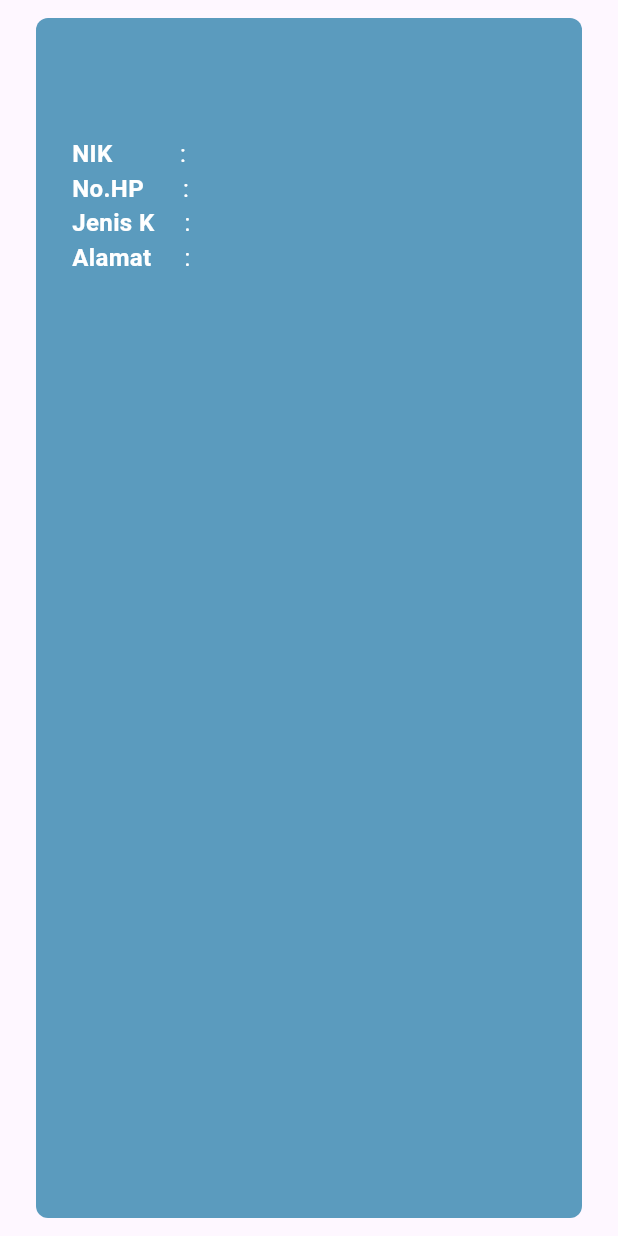
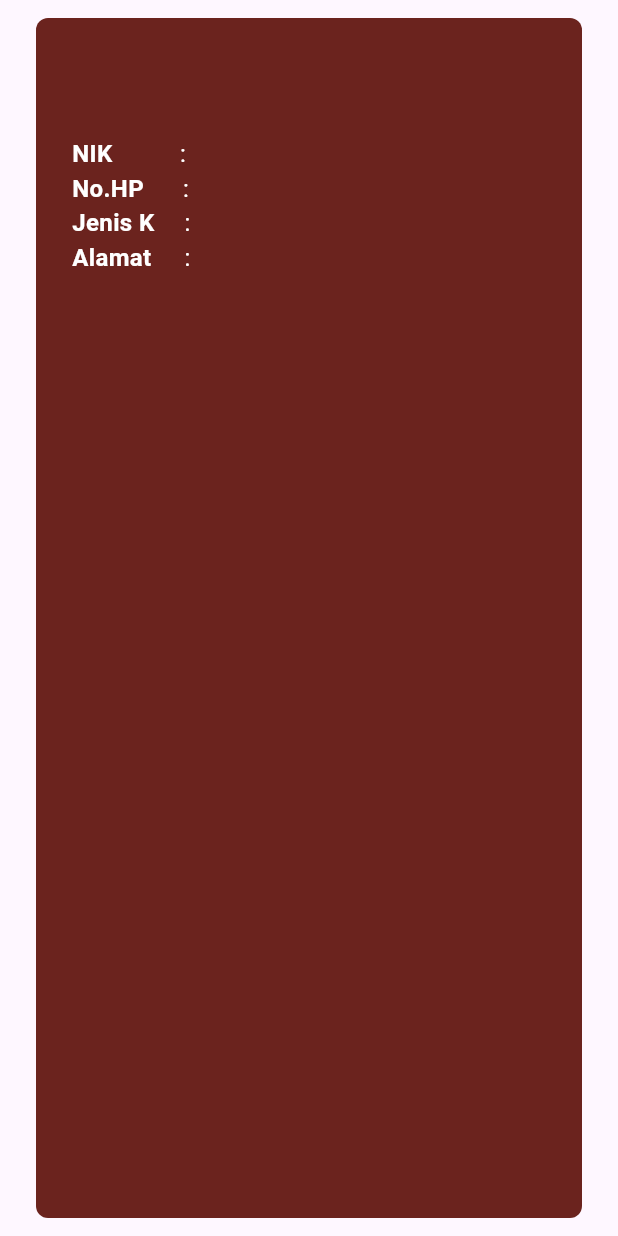
Before and after one commit to sptynipjl/kompetensi-sertif, a Flutter app: the DataUserCard widget shown alone on an empty page, opened directly with empty values, on a phone screen of 412 x 824 dp. Run offline on Flutter 3.47's test engine with Material 3 defaults, Android fonts, the phone set to English and light mode, and no system bars; our stand-ins replace cloud_firestore, firebase_auth, firebase_core, geocoding, geolocator, google_fonts and 1 more; accounts and stored records are empty.

Commit message:
serkom syntax

```diff
--- a/lib/data/dataKPU_User.dart
+++ b/lib/data/dataKPU_User.dart
@@ -18,7 +18,7 @@ class DataPenggunaKPU extends ChangeNotifier {
   // userData
   List<DataKPU> _userData = [];
 
-  // Get Elektronik List
+  // Get Data List
   List<DataKPU> get dataPenggunaKPU => _data;
 
   // Get userData
--- a/lib/komponen/userdatacard.dart
+++ b/lib/komponen/userdatacard.dart
@@ -24,16 +24,6 @@ class DataUserCard extends StatefulWidget {
 }
 
 class _DataUserCardState extends State<DataUserCard> {
-  int hexColor(String color) {
-    //adding prefix
-    // ignore: prefer_interpolation_to_compose_strings
-    String newColor = '0xff' + color;
-    //removing # sign
-    newColor = newColor.replaceAll('#', '');
-    // convert into integer
-    int finalColor = int.parse(newColor);
-    return finalColor;
-  }
 
   @override
   Widget build(BuildContext context) {
@@ -41,7 +31,7 @@ class _DataUserCardState extends State<DataUserCard> {
       padding: const EdgeInsets.symmetric(horizontal: 24, vertical: 12),
       child: Container(
         decoration: BoxDecoration(
-          color: Color(hexColor('5B9BBE')),
+          color: const Color.fromARGB(255, 107, 35, 30),
           borderRadius: BorderRadius.circular(8),
         ),
         child: Column(
@@ -55,7 +45,7 @@ class _DataUserCardState extends State<DataUserCard> {
                 style: TextStyle(
                   fontSize: 22,
                   fontWeight: FontWeight.bold,
-                  color: Color(hexColor('FFFFFF')),
+                  color: Colors.white,
                 ),
               ),
             ),
@@ -72,7 +62,7 @@ class _DataUserCardState extends State<DataUserCard> {
                           style: TextStyle(
                             fontSize: 16,
                             fontWeight: FontWeight.bold,
-                            color: Color(hexColor('FFFFFF')),
+                            color: Colors.white,
                           ),
                         ),
                         const SizedBox(height: 8, width: 45),
@@ -81,7 +71,7 @@ class _DataUserCardState extends State<DataUserCard> {
                           style: TextStyle(
                             fontSize: 16,
                             fontWeight: FontWeight.normal,
-                            color: Color(hexColor('FFFFFF')),
+                            color: Colors.white,
                           ),
                         ),
                       ],
@@ -96,7 +86,7 @@ class _DataUserCardState extends State<DataUserCard> {
                           style: TextStyle(
                             fontSize: 16,
                             fontWeight: FontWeight.bold,
-                            color: Color(hexColor('FFFFFF')),
+                            color: Colors.white,
                           ),
                         ),
                         const SizedBox(height: 8, width: 26),
@@ -105,7 +95,7 @@ class _DataUserCardState extends State<DataUserCard> {
                           style: TextStyle(
                             fontSize: 16,
                             fontWeight: FontWeight.normal,
-                            color: Color(hexColor('FFFFFF')),
+                            color: Colors.white,
                           ),
                         ),
                       ],
@@ -120,7 +110,7 @@ class _DataUserCardState extends State<DataUserCard> {
                           style: TextStyle(
                             fontSize: 16,
                             fontWeight: FontWeight.bold,
-                            color: Color(hexColor('FFFFFF')),
+                            color: Colors.white,
                           ),
                         ),
                         const SizedBox(height: 8, width: 20),
@@ -129,7 +119,7 @@ class _DataUserCardState extends State<DataUserCard> {
                           style: TextStyle(
                             fontSize: 16,
                             fontWeight: FontWeight.normal,
-                            color: Color(hexColor('FFFFFF')),
+                            color: Colors.white,
                           ),
                         ),
                       ],
@@ -146,7 +136,7 @@ class _DataUserCardState extends State<DataUserCard> {
                           style: TextStyle(
                             fontSize: 16,
                             fontWeight: FontWeight.bold,
-                            color: Color(hexColor('FFFFFF')),
+                            color: Colors.white,
                           ),
                         ),
                         const SizedBox(height: 8, width: 22),
@@ -157,7 +147,7 @@ class _DataUserCardState extends State<DataUserCard> {
                               style: TextStyle(
                                 fontSize: 16,
                                 fontWeight: FontWeight.normal,
-                                color: Color(hexColor('FFFFFF')),
+                                color: Colors.white,
                               ),
                             ),
                             ],
```
Also changed, not shown: lib/komponen/data_Tile.dart (+2 -14 lines).
